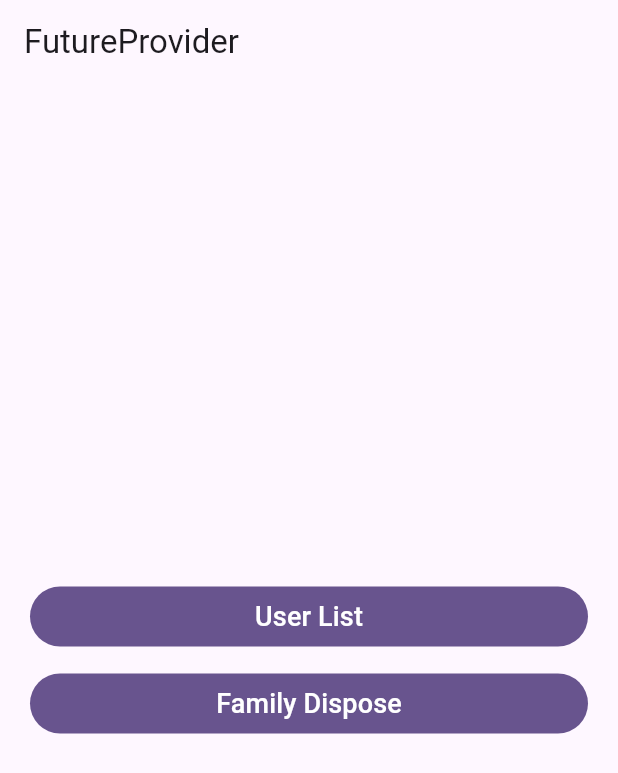
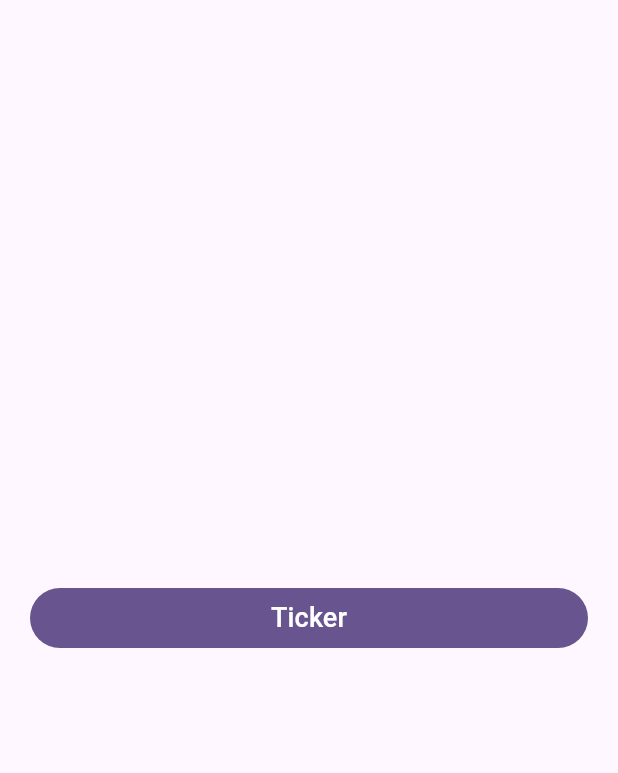
Before and after one commit to fahmi54321/riverpod_basic, a Flutter app: the screen it shows after launch, on a phone screen of 412 x 824 dp. Shown: the top 773 px of the screen. Run offline on Flutter 3.47's test engine with Material 3 defaults, Android fonts, the phone set to English and light mode, and no system bars; our stand-ins replace flutter_riverpod, riverpod_annotation; generated files the repository leaves out were written again.

Commit message:
stream provider

```diff
--- a/lib/main.dart
+++ b/lib/main.dart
@@ -1,9 +1,8 @@
 import 'package:flutter/material.dart';
 import 'package:flutter_riverpod/flutter_riverpod.dart';
-import 'package:provider/pages/family_dispose/family_dispose_page.dart';
 
-import 'pages/users/user_list_page.dart';
-import 'widgets/custom_button.dart';
+import 'pages/ticker/ticker_page.dart';
+import 'widgets/cutom_button.dart';
 
 void main() {
   runApp(
@@ -19,7 +18,7 @@ class MyApp extends StatelessWidget {
   @override
   Widget build(BuildContext context) {
     return MaterialApp(
-      title: 'Future Provider',
+      title: 'Stream Provider',
       debugShowCheckedModeBanner: false,
       theme: ThemeData(
         colorScheme: ColorScheme.fromSeed(seedColor: Colors.deepPurple),
@@ -36,21 +35,14 @@ class MyHomePage extends StatelessWidget {
   @override
   Widget build(BuildContext context) {
     return Scaffold(
-      appBar: AppBar(
-        title: const Text('FutureProvider'),
-      ),
       body: Center(
         child: ListView(
+          padding: const EdgeInsets.all(20),
           shrinkWrap: true,
-          padding: const EdgeInsets.all(20),
           children: const [
             CustomButton(
-              title: 'User List',
-              child: UserListPage(),
-            ),
-            CustomButton(
-              title: 'Family Dispose',
-              child: FamilyDisposePage(),
+              title: 'Ticker',
+              child: TickerPage(),
             ),
           ],
         ),
--- a/lib/models/users.dart
+++ /dev/null
@@ -1,26 +0,0 @@
-// todo 1  import package
-import 'package:flutter/foundation.dart';
-import 'package:freezed_annotation/freezed_annotation.dart';
-
-// todo 2 buat part, bisa dengan mengetik 'ptf' dan 'pts'
-part 'users.freezed.dart';
-part 'users.g.dart';
-
-// todo 3 buat model, dengan mengetik 'fdataclass'
-@freezed
-class User with _$User {
-  const factory User({
-    required int id,
-    required String name,
-    required String username,
-    required String email,
-    required String phone,
-    required String website,
-  }) = _User;
-
-  // todo 4 buat convert ke json, dengan mengetik 'fromJson'
-
-  factory User.fromJson(Map<String, dynamic> json) => _$UserFromJson(json);
-}
-
-// todo 5 (next dio_provider.dart)
--- /dev/null
+++ b/lib/pages/ticker/ticker_provider.dart
@@ -0,0 +1,28 @@
+import 'dart:developer';
+
+import 'package:flutter_riverpod/flutter_riverpod.dart';
+import 'package:riverpod_annotation/riverpod_annotation.dart';
+
+// todo 1 buat part riverpod dengan mengetik 'riverpodPart'
+part 'ticker_provider.g.dart';
+
+// todo 2 buat objek stream provider
+// final tickerProvider = StreamProvider<int>((ref) {
+//   ref.onDispose(() {
+//     log('tickerProvider disposed');
+//   });
+//   return Stream.periodic(Duration(seconds: 1), (t) => t + 1).take(60);
+// });
+
+// todo 3 buat objek stream provider dengan generator
+@riverpod
+Stream<int> ticker(Ref ref) {
+  ref.onDispose(() {
+    log('tickerProvider disposed');
+  });
+  return Stream.periodic(Duration(seconds: 1), (t) => t + 1).take(60);
+}
+
+// todo 5 jalankan 'fvm flutter pub run build_runner watch -d'
+
+// todo 6 (next ticker_page.dart)
--- a/lib/pages/users/users_providers.dart
+++ /dev/null
@@ -1,33 +0,0 @@
-import 'dart:developer';
-
-import 'package:flutter_riverpod/flutter_riverpod.dart';
-import 'package:provider/models/users.dart';
-import 'package:provider/providers/dio_provider.dart';
-import 'package:riverpod_annotation/riverpod_annotation.dart';
-
-part 'users_providers.g.dart';
-
-@riverpod
-FutureOr<List<User>> userList(Ref ref) async {
-  ref.onDispose(() {
-    log('userListProvider disposed');
-  });
-
-  final response = await ref.watch(dioProvider).get('/users');
-  final List userList = response.data;
-  final users = [for (final user in userList) User.fromJson(user)];
-  return users;
-}
-
-@riverpod
-FutureOr<User> userDetail(Ref ref, int id) async {
-  ref.onDispose(() {
-    log('userDetailProvider disposed');
-  });
-
-  final response = await ref.watch(dioProvider).get('/users/$id');
-
-  final user = User.fromJson(response.data);
-
-  return user;
-}
--- a/lib/widgets/custom_button.dart
+++ b/lib/widgets/cutom_button.dart
@@ -12,7 +12,7 @@ class CustomButton extends StatelessWidget {
   @override
   Widget build(BuildContext context) {
     return Padding(
-      padding: const EdgeInsets.symmetric(vertical: 5),
+      padding: const EdgeInsets.symmetric(vertical: 5.0),
       child: FilledButton(
         onPressed: () {
           Navigator.of(context).push(
```
Also changed, not shown: lib/pages/family_dispose/family_dispose_page.dart (deleted, +0 -60 lines), lib/pages/ticker/ticker_page.dart (added, +48 -0 lines), lib/pages/users/user_detail_page.dart (deleted, +0 -99 lines), lib/pages/users/user_list_page.dart (deleted, +0 -69 lines), lib/providers/dio_provider.dart (deleted, +0 -17 lines), lib/models/users.freezed.dart (deleted), lib/models/users.g.dart (deleted), lib/pages/ticker/ticker_provider.g.dart, lib/pages/users/users_providers.g.dart (deleted).
